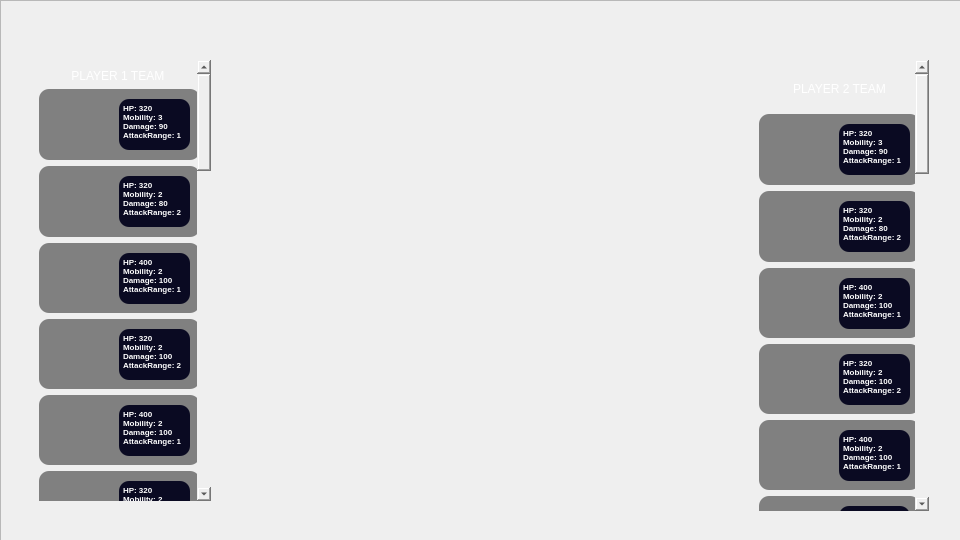
Above: tacticalMonsters/playinggamewindow.ui from kimiya28/tacticalMonsters before the change. Below: the same form after it.
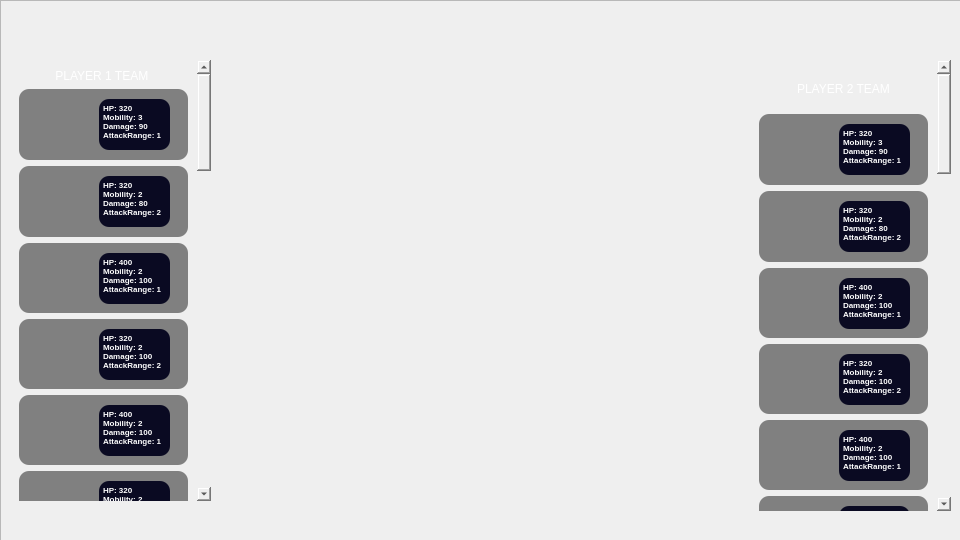
That is the form after the change. Icons and pictures are not drawn.

What changed in the file:
```diff
--- a/tacticalMonsters/playinggamewindow.ui
+++ b/tacticalMonsters/playinggamewindow.ui
@@ -70,9 +70,9 @@
     <widget class="QScrollArea" name="scrollArea">
      <property name="geometry">
       <rect>
-       <x>30</x>
+       <x>10</x>
        <y>60</y>
-       <width>181</width>
+       <width>201</width>
        <height>441</height>
       </rect>
      </property>
@@ -94,8 +94,8 @@
       <property name="geometry">
        <rect>
         <x>0</x>
-        <y>0</y>
-        <width>179</width>
+        <y>-1363</y>
+        <width>184</width>
         <height>1902</height>
        </rect>
       </property>
@@ -1751,7 +1751,7 @@
       <rect>
        <x>750</x>
        <y>60</y>
-       <width>179</width>
+       <width>201</width>
        <height>451</height>
       </rect>
      </property>
@@ -1770,8 +1770,8 @@
       <property name="geometry">
        <rect>
         <x>0</x>
-        <y>0</y>
-        <width>179</width>
+        <y>-1451</y>
+        <width>184</width>
         <height>1902</height>
        </rect>
       </property>
```
Left out of the diff: 80 changed lines with no effect on the pictures.
